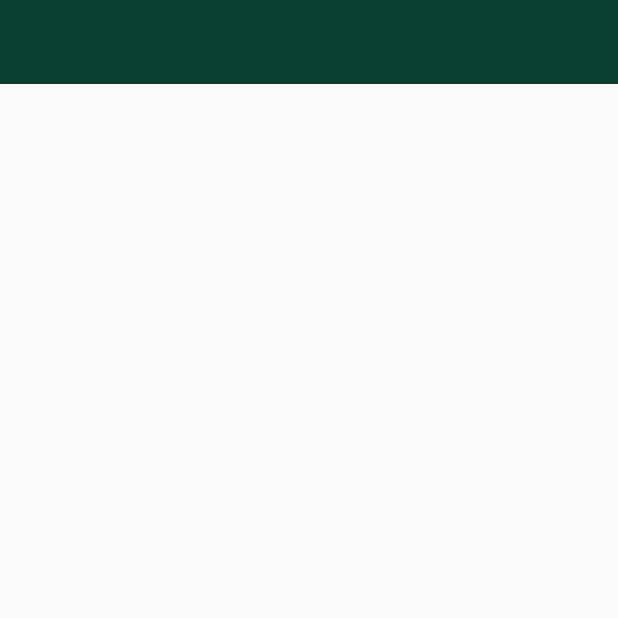
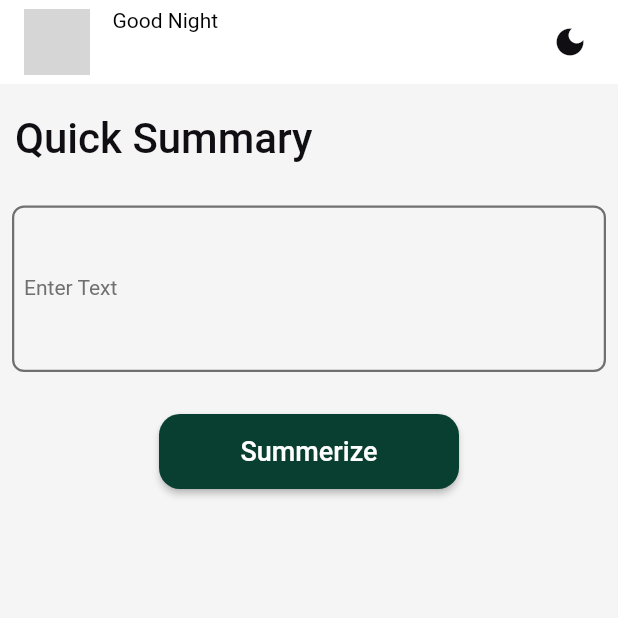
Before and after one commit to Netesh5/Quick-Summary-Flutter, a Flutter app: the screen it shows once a user with an empty profile is signed in, on a phone screen of 412 x 824 dp, the top half of it. Run offline on Flutter 3.47's test engine with Material 2 defaults, Android fonts, the phone set to English and light mode, and no system bars; our stand-ins replace firebase_auth, firebase_core, font_awesome_flutter, google_fonts, google_sign_in, rive; accounts and stored records are empty; network calls fail; Roboto replaces fonts that are missing (Ubuntu); grey boxes are pictures that could not be loaded.

Commit message:
Homepage

```diff
--- /dev/null
+++ b/lib/repository/user_details.dart
@@ -0,0 +1,17 @@
+import 'package:firebase_auth/firebase_auth.dart';
+import 'package:flutter/material.dart';
+import 'package:provider/provider.dart';
+
+class UserDetail {
+  User? user;
+  BuildContext context;
+  static String? imageUrl;
+  static String? userName;
+  UserDetail({this.user, required this.context});
+
+  getUserDetail() {
+    final user = Provider.of<User?>(context);
+    imageUrl = user?.photoURL;
+    userName = user?.displayName;
+  }
+}
--- a/lib/resources/color_manager.dart
+++ b/lib/resources/color_manager.dart
@@ -15,4 +15,5 @@ class ColorManager {
   static Color error = const Color(0xFFe61f34);
 
   static Color lightGreen = const Color(0xFF093F30);
+  static Color lightBGWhiteColor = Color.fromARGB(255, 245, 245, 246);
 }
--- a/lib/resources/string_manager.dart
+++ b/lib/resources/string_manager.dart
@@ -4,4 +4,7 @@ class StringManager {
   static const about =
       "Quick Summary is designed to  condense lengthy texts or documents into a shorter, more concise form. It can be used to quickly and easily extract the main points or key information from a text, making it easier for readers to understand and remember.";
   static const successfully = "Sucessfully logged In";
+  static const greeting = "Good Night";
+  static const labelText = "Enter Text";
+  static const summerize = "Summerize";
 }
--- a/lib/resources/theme_manager.dart
+++ b/lib/resources/theme_manager.dart
@@ -3,15 +3,40 @@ import 'package:quicksummary/resources/font_manager.dart';
 
 import 'color_manager.dart';
 import 'textStyle_manager.dart';
+import 'value_manger.dart';
 
 ThemeData getApplicationThemeData() {
   return ThemeData(
-    splashColor: Colors.transparent,
-    appBarTheme: AppBarTheme(
-        color: ColorManager.lightGreen,
-        centerTitle: true,
-        elevation: 0,
-        titleTextStyle: getRegularTextStyle(
-            color: ColorManager.white, fontSize: FontSizeManager.f18)),
-  );
+      splashColor: Colors.transparent,
+      appBarTheme: AppBarTheme(
+          color: ColorManager.white,
+          centerTitle: true,
+          elevation: 0,
+          titleTextStyle: getRegularTextStyle(
+              color: ColorManager.darkBgPrimary,
+              fontSize: FontSizeManager.f18)),
+      iconTheme: IconThemeData(color: ColorManager.primaryFontcolor),
+      inputDecorationTheme: InputDecorationTheme(
+          contentPadding: const EdgeInsets.all(PaddingManager.p8),
+          hintStyle: getRegularTextStyle(
+              color: ColorManager.grey1, fontSize: FontSizeManager.f8),
+          labelStyle: getRegularTextStyle(
+              color: ColorManager.grey1, fontSize: FontSizeManager.f14),
+          errorStyle: getRegularTextStyle(
+              color: ColorManager.error, fontSize: FontSizeManager.f8),
+          enabledBorder: OutlineInputBorder(
+            borderRadius: BorderRadius.circular(AppSize.ap8),
+            borderSide:
+                BorderSide(color: ColorManager.grey1, width: AppSize.ap1_5),
+          ),
+          focusedBorder: OutlineInputBorder(
+            borderRadius: BorderRadius.circular(AppSize.ap8),
+            borderSide: BorderSide(
+                color: ColorManager.lightGreen, width: AppSize.ap1_5),
+          ),
+          errorBorder: OutlineInputBorder(
+            borderRadius: BorderRadius.circular(AppSize.ap8),
+            borderSide:
+                BorderSide(color: ColorManager.error, width: AppSize.ap1_5),
+          )));
 }
--- a/lib/view/homepage/homepage.dart
+++ b/lib/view/homepage/homepage.dart
@@ -1,12 +1,67 @@
 import 'package:flutter/material.dart';
+import 'package:google_fonts/google_fonts.dart';
+import 'package:quicksummary/repository/user_details.dart';
+import 'package:quicksummary/resources/color_manager.dart';
+import 'package:quicksummary/resources/font_manager.dart';
+import 'package:quicksummary/resources/string_manager.dart';
+import 'package:quicksummary/resources/textStyle_manager.dart';
+
+import 'widgets/appbar.dart';
 
 class Homepage extends StatelessWidget {
   const Homepage({Key? key}) : super(key: key);
 
   @override
   Widget build(BuildContext context) {
+    UserDetail(context: context).getUserDetail();
     return Scaffold(
-      appBar: AppBar(),
+      backgroundColor: ColorManager.lightBGWhiteColor,
+      appBar: Appbar(),
+      body: Column(
+        crossAxisAlignment: CrossAxisAlignment.start,
+        children: [
+          Padding(
+            padding: const EdgeInsets.symmetric(vertical: 20, horizontal: 10),
+            child: Text(
+              StringManager.appName,
+              style: GoogleFonts.ubuntu(
+                textStyle: getRegularTextStyle(
+                    fontSize: FontSizeManager.f28,
+                    fontWeight: FontWeight.w500,
+                    color: ColorManager.darkBgPrimary),
+              ),
+            ),
+          ),
+          Padding(
+            padding: const EdgeInsets.all(8.0),
+            child: TextFormField(
+              decoration:
+                  const InputDecoration(label: Text(StringManager.labelText)),
+              minLines: 5,
+              maxLines: 20,
+            ),
+          ),
+          const SizedBox(
+            height: 20,
+          ),
+          Center(
+              child: SizedBox(
+            width: 200,
+            height: 50,
+            child: ElevatedButton(
+                style: ElevatedButton.styleFrom(
+                    shape: RoundedRectangleBorder(
+                        borderRadius: BorderRadius.circular(14)),
+                    backgroundColor: ColorManager.lightGreen),
+                onPressed: () {},
+                child: Text(
+                  StringManager.summerize,
+                  style: getRegularTextStyle(
+                      fontSize: FontSizeManager.f18, color: ColorManager.white),
+                )),
+          ))
+        ],
+      ),
     );
   }
 }
--- /dev/null
+++ b/lib/view/homepage/widgets/appbar.dart
@@ -0,0 +1,53 @@
+import 'package:flutter/material.dart';
+import 'package:quicksummary/resources/color_manager.dart';
+import '../../../repository/user_details.dart';
+import '../../../resources/font_manager.dart';
+import '../../../resources/string_manager.dart';
+import '../../../resources/textStyle_manager.dart';
+
+// ignore: non_constant_identifier_names
+AppBar Appbar() {
+  return AppBar(
+      centerTitle: true,
+      title: Row(
+        children: [
+          CircleAvatar(
+            radius: 22,
+            backgroundImage: NetworkImage(UserDetail.imageUrl!),
+            backgroundColor: ColorManager.lightGreen,
+            onBackgroundImageError: (exception, stackTrace) {
+              debugPrint(exception.toString());
+            },
+          ),
+          const SizedBox(
+            width: 15,
+          ),
+          SizedBox(
+            height: 45,
+            child: Column(
+              crossAxisAlignment: CrossAxisAlignment.start,
+              children: [
+                Text(
+                  StringManager.greeting,
+                  style: getRegularTextStyle(
+                      fontSize: FontSizeManager.f14,
+                      color: ColorManager.darkFontcolor),
+                ),
+                Text(
+                  UserDetail.userName!,
+                )
+              ],
+            ),
+          )
+        ],
+      ),
+      actions: [
+        Icon(
+          Icons.dark_mode,
+          color: ColorManager.darkBgPrimary,
+        ),
+        const SizedBox(
+          width: 20,
+        )
+      ]);
+}
```
